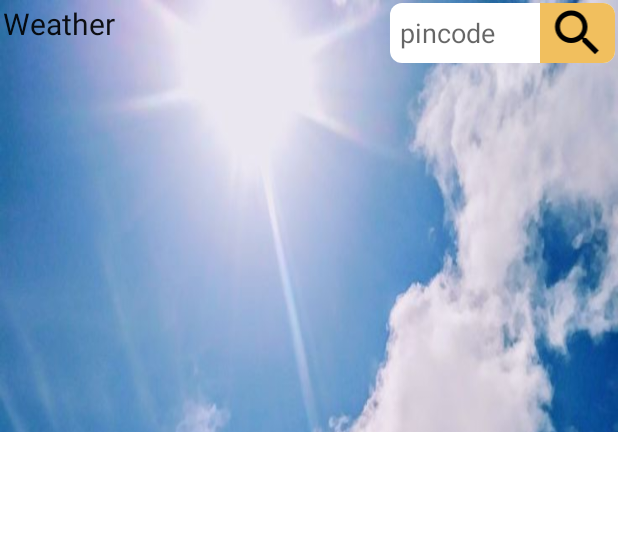
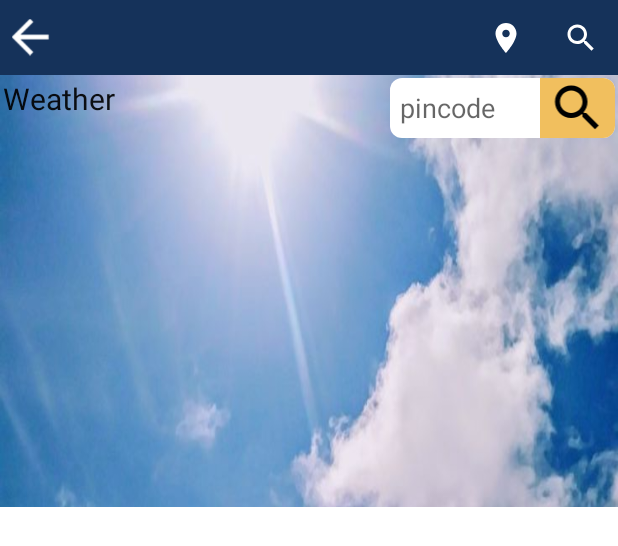
Before and after one commit to kotaiahandraju/agmarksmobileapp, an Android app: the layout activity_main.xml on its own in the app's theme, with its tools: preview values and no code run, on a phone screen of 412 x 824 dp. Shown: the top 546 px of the screen. Run offline under Robolectric (Android 15) with nearby library versions, the phone set to English and light mode, and no system bars; network calls fail.

Commit message:
news feed updated

```diff
--- a/app/src/main/AndroidManifest.xml
+++ b/app/src/main/AndroidManifest.xml
@@ -41,8 +41,8 @@
         <activity
             android:name=".FarmerDashboard"
             android:theme="@style/AppTheme.NoActionBar" />
-        <activity android:name=".MainActivity" />
-        <activity android:name=".NewFeed"></activity>
+        <activity android:name=".MainActivity" android:theme="@style/AppTheme.NoActionBar"/>
+        <activity android:name=".NewFeed" android:theme="@style/AppTheme.NoActionBar"/>
         <activity android:name=".web"/>
     </application>
 
--- a/app/src/main/res/layout/activity_main.xml
+++ b/app/src/main/res/layout/activity_main.xml
@@ -7,6 +7,44 @@
     tools:context=".MainActivity"
     android:background="@drawable/blue"
     android:orientation="vertical">
+    <RelativeLayout
+        android:layout_width="match_parent"
+        android:layout_height="50dp"
+        android:background="@color/blue" >
+
+        <ImageButton
+            android:id="@+id/ib_back"
+            android:layout_width="40dp"
+            android:layout_height="40dp"
+            android:layout_centerVertical="true"
+            android:background="@drawable/ic_back" />
+        <TextView
+            android:textColor="#fff"
+            android:layout_width="wrap_content"
+            android:layout_height="40dp"
+            android:layout_toRightOf="@id/ib_back"
+            android:id="@+id/titles"/>
+
+        <ImageButton
+            android:id="@+id/pincode1"
+            android:layout_width="50dp"
+            android:layout_height="50dp"
+            android:layout_alignParentEnd="true"
+            android:layout_alignParentTop="true"
+            android:layout_marginEnd="0dp"
+            android:background="@color/colorPrimary"
+            android:src="@drawable/ic_search_w_24dp"
+            android:layout_marginRight="49dp"
+            android:layout_alignParentRight="true" />
+        <ImageButton
+            android:layout_toLeftOf="@id/pincode1"
+            android:id="@+id/loc"
+            android:src="@drawable/ic_location_on_w_24dp"
+            android:background="@color/colorPrimary"
+            android:layout_width="50dp"
+            android:layout_height="50dp" />
+    </RelativeLayout>
+
 
     <RelativeLayout xmlns:android="http://schemas.android.com/apk/res/android"
         xmlns:tools="http://schemas.android.com/tools"
--- a/app/src/main/res/layout/row_data.xml
+++ b/app/src/main/res/layout/row_data.xml
@@ -34,7 +34,7 @@
         <TextView
             android:id="@+id/row_tv_blog_author"
             android:layout_width="match_parent"
-            android:layout_height="wrap_content"
+            android:layout_height="30dp"
             android:layout_margin="5dp" />
 
 
```
Also changed, not shown: app/src/main/java/agmark/com/agmarks/HomeFragmentF.java (+59 -0 lines), app/src/main/java/agmark/com/agmarks/MainActivity.java (+27 -7 lines), app/src/main/java/agmark/com/agmarks/NewFeed.java (+10 -0 lines), app/src/main/res/layout/activity_new_feed.xml (+25 -3 lines).
